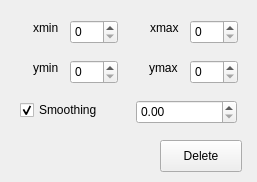
First picture: the form in Gui/GuiComponents/ControlPointView.ui, repository DrBenEvans/AerOptGUI, before the edit.
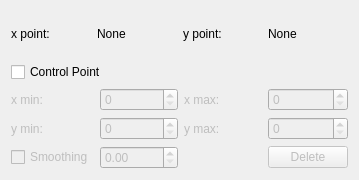
Second picture: the form after the edit.

Commit message: restructured boundary point view

```diff
--- a/Gui/GuiComponents/ControlPointView.ui
+++ b/Gui/GuiComponents/ControlPointView.ui
@@ -6,216 +6,174 @@
    <rect>
     <x>0</x>
     <y>0</y>
-    <width>257</width>
-    <height>182</height>
+    <width>359</width>
+    <height>180</height>
    </rect>
   </property>
   <property name="windowTitle">
    <string>Form</string>
   </property>
-  <widget class="QPushButton" name="pushButton_2">
-   <property name="geometry">
-    <rect>
-     <x>160</x>
-     <y>140</y>
-     <width>82</width>
-     <height>32</height>
-    </rect>
-   </property>
-   <property name="text">
-    <string>Delete</string>
-   </property>
-  </widget>
-  <widget class="QCheckBox" name="smoothing">
-   <property name="geometry">
-    <rect>
-     <x>20</x>
-     <y>100</y>
-     <width>91</width>
-     <height>20</height>
-    </rect>
-   </property>
-   <property name="text">
-    <string>Smoothing</string>
-   </property>
-   <property name="checked">
-    <bool>true</bool>
-   </property>
-  </widget>
-  <widget class="QLabel" name="ymin_label">
-   <property name="enabled">
-    <bool>true</bool>
-   </property>
-   <property name="geometry">
-    <rect>
-     <x>33</x>
-     <y>60</y>
-     <width>29</width>
-     <height>16</height>
-    </rect>
-   </property>
-   <property name="text">
-    <string>ymin</string>
-   </property>
-  </widget>
-  <widget class="QSpinBox" name="ymin">
-   <property name="enabled">
-    <bool>true</bool>
-   </property>
-   <property name="geometry">
-    <rect>
-     <x>70</x>
-     <y>60</y>
-     <width>48</width>
-     <height>24</height>
-    </rect>
-   </property>
-  </widget>
-  <widget class="QPushButton" name="prevButton">
-   <property name="geometry">
-    <rect>
-     <x>1135</x>
-     <y>190</y>
-     <width>70</width>
-     <height>32</height>
-    </rect>
-   </property>
-   <property name="text">
-    <string>Prev</string>
-   </property>
-   <property name="default">
-    <bool>true</bool>
-   </property>
-  </widget>
-  <widget class="QLabel" name="ymax_label">
-   <property name="enabled">
-    <bool>true</bool>
-   </property>
-   <property name="geometry">
-    <rect>
-     <x>149</x>
-     <y>60</y>
-     <width>33</width>
-     <height>16</height>
-    </rect>
-   </property>
-   <property name="text">
-    <string>ymax</string>
-   </property>
-  </widget>
-  <widget class="QSpinBox" name="xmax">
-   <property name="enabled">
-    <bool>true</bool>
-   </property>
-   <property name="geometry">
-    <rect>
-     <x>190</x>
-     <y>20</y>
-     <width>48</width>
-     <height>24</height>
-    </rect>
-   </property>
-  </widget>
-  <widget class="QLabel" name="xmin_label">
-   <property name="enabled">
-    <bool>true</bool>
-   </property>
-   <property name="geometry">
-    <rect>
-     <x>33</x>
-     <y>20</y>
-     <width>29</width>
-     <height>16</height>
-    </rect>
-   </property>
-   <property name="text">
-    <string>xmin</string>
-   </property>
-  </widget>
-  <widget class="QSpinBox" name="xmin">
-   <property name="enabled">
-    <bool>true</bool>
-   </property>
-   <property name="geometry">
-    <rect>
-     <x>70</x>
-     <y>20</y>
-     <width>48</width>
-     <height>24</height>
-    </rect>
-   </property>
-  </widget>
-  <widget class="QSpinBox" name="ymax">
-   <property name="enabled">
-    <bool>true</bool>
-   </property>
-   <property name="geometry">
-    <rect>
-     <x>190</x>
-     <y>60</y>
-     <width>48</width>
-     <height>24</height>
-    </rect>
-   </property>
-  </widget>
-  <widget class="QDoubleSpinBox" name="doubleSpinBox">
-   <property name="geometry">
-    <rect>
-     <x>136</x>
-     <y>100</y>
-     <width>101</width>
-     <height>24</height>
-    </rect>
-   </property>
-  </widget>
-  <widget class="QPushButton" name="okButton">
-   <property name="enabled">
-    <bool>false</bool>
-   </property>
-   <property name="geometry">
-    <rect>
-     <x>1207</x>
-     <y>190</y>
-     <width>71</width>
-     <height>32</height>
-    </rect>
-   </property>
-   <property name="text">
-    <string>Next</string>
-   </property>
-   <property name="default">
-    <bool>false</bool>
-   </property>
-  </widget>
-  <widget class="QPushButton" name="cancelButton2">
-   <property name="geometry">
-    <rect>
-     <x>1052</x>
-     <y>190</y>
-     <width>81</width>
-     <height>32</height>
-    </rect>
-   </property>
-   <property name="text">
-    <string>Cancel</string>
-   </property>
-  </widget>
-  <widget class="QLabel" name="xmax_label">
-   <property name="enabled">
-    <bool>true</bool>
-   </property>
-   <property name="geometry">
-    <rect>
-     <x>150</x>
-     <y>20</y>
-     <width>32</width>
-     <height>16</height>
-    </rect>
-   </property>
-   <property name="text">
-    <string>xmax</string>
-   </property>
-  </widget>
+  <layout class="QVBoxLayout" name="verticalLayout">
+   <item>
+    <layout class="QGridLayout" name="gridLayout_2">
+     <item row="0" column="0">
+      <widget class="QLabel" name="label">
+       <property name="text">
+        <string>x point:</string>
+       </property>
+      </widget>
+     </item>
+     <item row="0" column="3">
+      <widget class="QLabel" name="label_2">
+       <property name="text">
+        <string>y point:</string>
+       </property>
+      </widget>
+     </item>
+     <item row="0" column="1">
+      <widget class="QLabel" name="label_3">
+       <property name="text">
+        <string>None</string>
+       </property>
+      </widget>
+     </item>
+     <item row="0" column="4">
+      <widget class="QLabel" name="label_4">
+       <property name="text">
+        <string>None</string>
+       </property>
+      </widget>
+     </item>
+    </layout>
+   </item>
+   <item>
+    <widget class="QCheckBox" name="checkBox">
+     <property name="text">
+      <string>Control Point</string>
+     </property>
+    </widget>
+   </item>
+   <item>
+    <widget class="QWidget" name="widget" native="true">
+     <property name="enabled">
+      <bool>false</bool>
+     </property>
+     <layout class="QVBoxLayout" name="verticalLayout_2">
+      <property name="leftMargin">
+       <number>0</number>
+      </property>
+      <property name="topMargin">
+       <number>0</number>
+      </property>
+      <property name="rightMargin">
+       <number>0</number>
+      </property>
+      <property name="bottomMargin">
+       <number>0</number>
+      </property>
+      <item>
+       <layout class="QGridLayout" name="gridLayout">
+        <item row="3" column="0">
+         <widget class="QLabel" name="ymin_label">
+          <property name="enabled">
+           <bool>false</bool>
+          </property>
+          <property name="text">
+           <string>y min:</string>
+          </property>
+         </widget>
+        </item>
+        <item row="4" column="3">
+         <widget class="QPushButton" name="pushButton_2">
+          <property name="text">
+           <string>Delete</string>
+          </property>
+         </widget>
+        </item>
+        <item row="2" column="1">
+         <widget class="QSpinBox" name="xmin">
+          <property name="enabled">
+           <bool>false</bool>
+          </property>
+         </widget>
+        </item>
+        <item row="2" column="0">
+         <widget class="QLabel" name="xmin_label">
+          <property name="enabled">
+           <bool>false</bool>
+          </property>
+          <property name="text">
+           <string>x min:</string>
+          </property>
+         </widget>
+        </item>
+        <item row="3" column="1">
+         <widget class="QSpinBox" name="ymin">
+          <property name="enabled">
+           <bool>false</bool>
+          </property>
+         </widget>
+        </item>
+        <item row="4" column="0">
+         <widget class="QCheckBox" name="smoothing">
+          <property name="enabled">
+           <bool>false</bool>
+          </property>
+          <property name="text">
+           <string>Smoothing</string>
+          </property>
+          <property name="checked">
+           <bool>false</bool>
+          </property>
+         </widget>
+        </item>
+        <item row="3" column="2">
+         <widget class="QLabel" name="ymax_label">
+          <property name="enabled">
+           <bool>false</bool>
+          </property>
+          <property name="text">
+           <string>y max:</string>
+          </property>
+         </widget>
+        </item>
+        <item row="2" column="3">
+         <widget class="QSpinBox" name="xmax">
+          <property name="enabled">
+           <bool>false</bool>
+          </property>
+         </widget>
+        </item>
+        <item row="4" column="1">
+         <widget class="QDoubleSpinBox" name="doubleSpinBox">
+          <property name="enabled">
+           <bool>false</bool>
+          </property>
+         </widget>
+        </item>
+        <item row="2" column="2">
+         <widget class="QLabel" name="xmax_label">
+          <property name="enabled">
+           <bool>false</bool>
+          </property>
+          <property name="text">
+           <string>x max:</string>
+          </property>
+         </widget>
+        </item>
+        <item row="3" column="3">
+         <widget class="QSpinBox" name="ymax">
+          <property name="enabled">
+           <bool>false</bool>
+          </property>
+         </widget>
+        </item>
+       </layout>
+      </item>
+     </layout>
+    </widget>
+   </item>
+  </layout>
  </widget>
  <resources/>
  <connections/>
```
